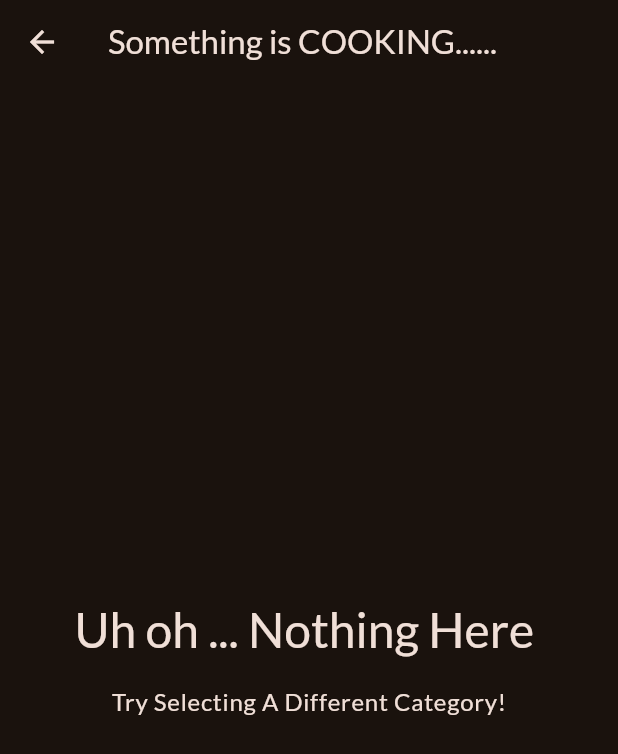
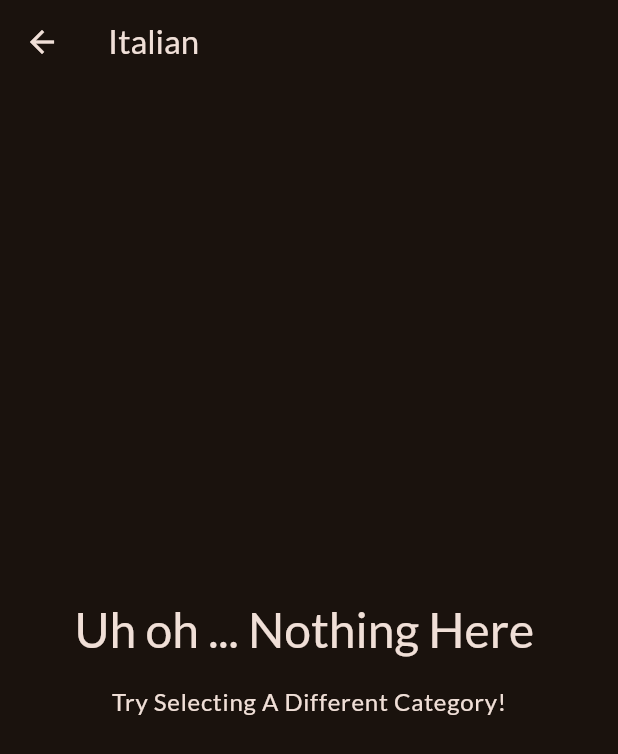
Before and after one commit to Harsh20221/meals, a Flutter app: the screen it shows after launch, after a tap on "Italian", on a phone screen of 412 x 824 dp. Shown: the top 754 px of the screen. Run offline on Flutter 3.47's test engine with Material 3 defaults, Android fonts, the phone set to English and light mode, and no system bars; our stand-ins replace google_fonts.

Commit message:
added selective categories based on user input

```diff
--- a/lib/screens/categories.dart
+++ b/lib/screens/categories.dart
@@ -3,11 +3,15 @@ import 'package:flutter/material.dart';
 import 'package:meals/screens/meals.dart';
 import 'package:meals/widgets/category_grid_item.dart';
 import 'package:meals/data/dummy_data.dart';
-
+import 'package:meals/models/category.dart';
 class CategoriesScreen extends StatelessWidget {
   const CategoriesScreen({super.key});
-void _selectcategory(BuildContext context){  //? This is responsible for Navigation from Home Screen to Meals Screen
-  Navigator.of(context).push(MaterialPageRoute(builder: (ctx)=>Mealscreen(meals: [], title:"Something is COOKING......"))); //? This is the function that will be called when a category is selected it will navigate to the next screen
+void _selectcategory(BuildContext context, Category category){   //? This is responsible for Navigation from Home Screen to Meals Screen
+//! Make sure to not forget to write Category category inside the void function
+
+final filteredMeals=dummyMeals.where((meal) => meal.categories.contains(category.id)).toList();
+
+  Navigator.of(context).push(MaterialPageRoute(builder: (ctx)=>Mealscreen(meals: [], title:category.title))); //? This is the function that will be called when a category is selected it will navigate to the next screen
 }
 
 
@@ -26,7 +30,7 @@ void _selectcategory(BuildContext context){  //? This is responsible for Navigat
             mainAxisSpacing: 20),
         children: [
           for (final category in availableCategories)
-            CategoryGridItem(category: category,onSelectCategory:(){_selectcategory(context);} ,)
+            CategoryGridItem(category: category,onSelectCategory:(){_selectcategory(context,category);} ,) //! Do not forget to write category inside _selectcategory next to context
         ],  //? onSelectCategory is defined insode category_grid.dart
       ),
     );
```
